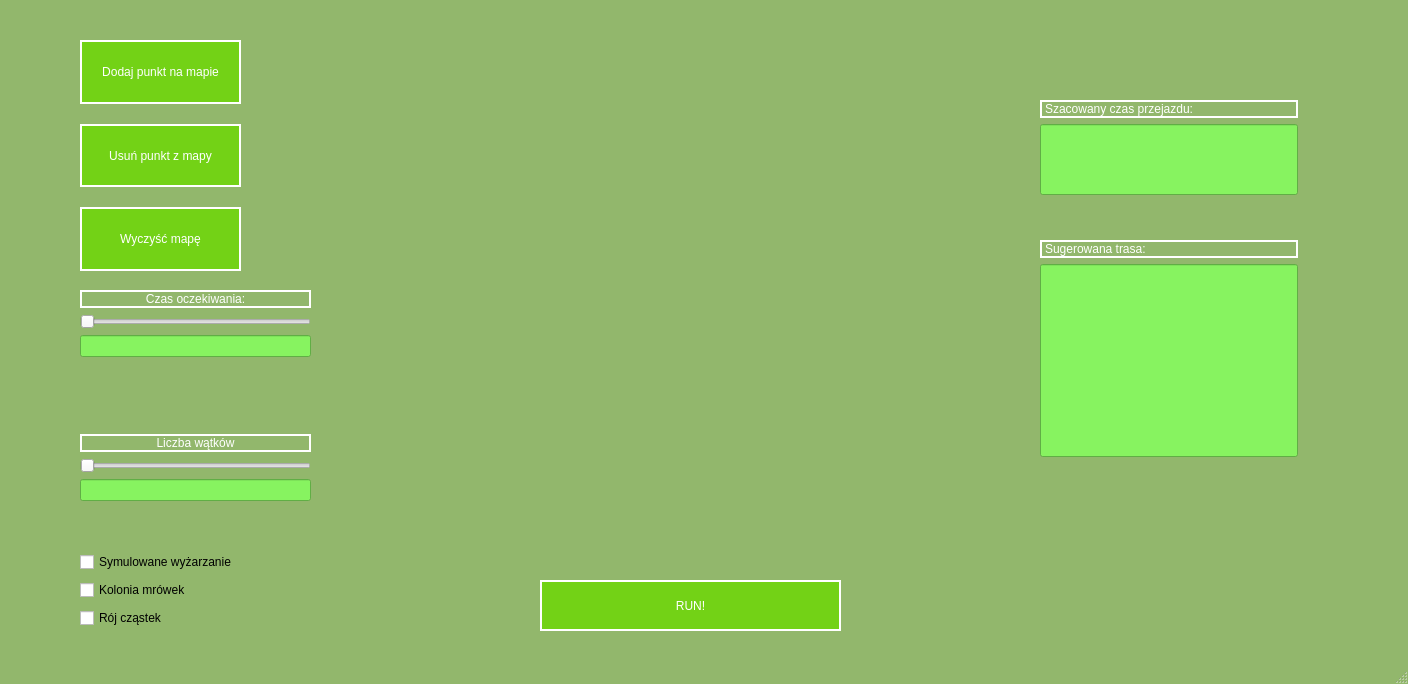
Above: TSP-solver/mainwindow.ui from janwawruszczak1998/TSP-Solver-Computer-Science-Engineering-Thesis before the change. Below: the same form after it.
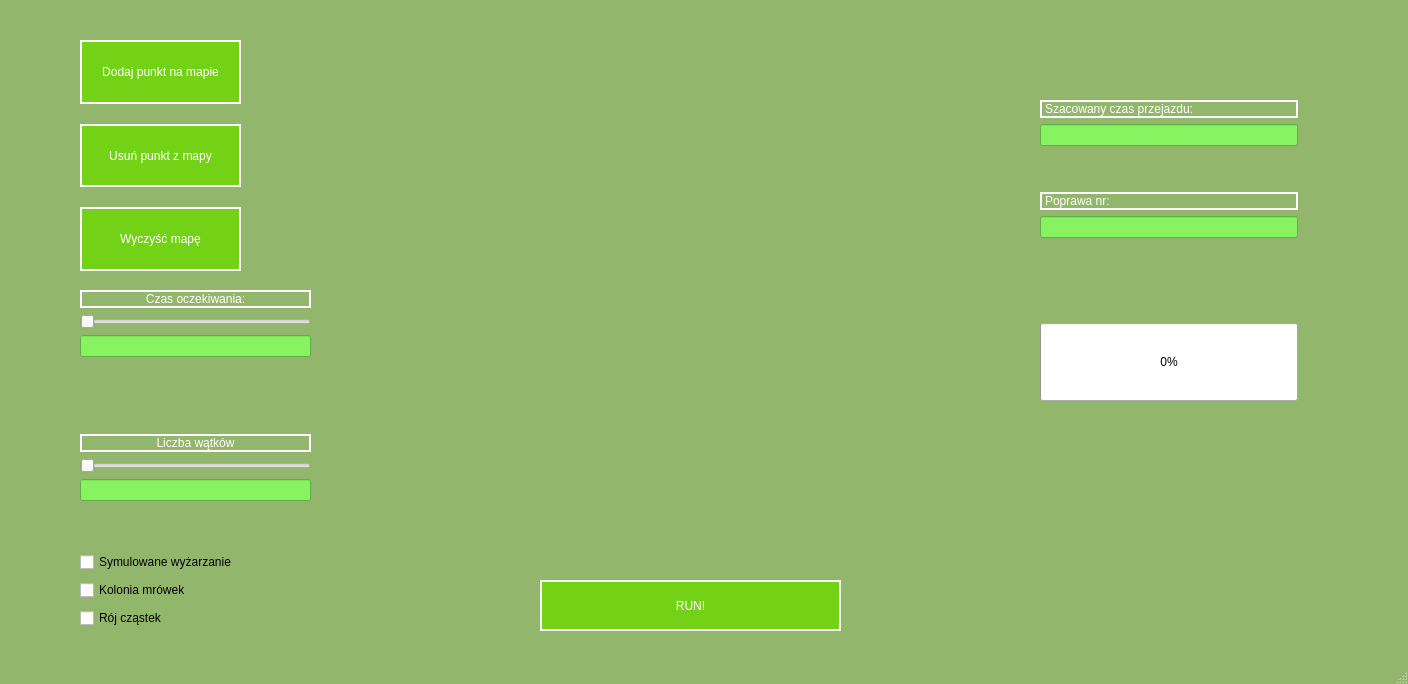
That is the form after the change. Icons and pictures are not drawn.

```diff
--- a/TSP-solver/mainwindow.ui
+++ b/TSP-solver/mainwindow.ui
@@ -287,7 +287,7 @@
       <x>1040</x>
       <y>100</y>
       <width>258</width>
-      <height>95</height>
+      <height>301</height>
      </rect>
     </property>
     <layout class="QVBoxLayout" name="CostLayout">
@@ -309,7 +309,7 @@
      <item>
       <widget class="QLineEdit" name="CostText">
        <property name="sizePolicy">
-        <sizepolicy hsizetype="Expanding" vsizetype="Expanding">
+        <sizepolicy hsizetype="Preferred" vsizetype="Preferred">
          <horstretch>0</horstretch>
          <verstretch>0</verstretch>
         </sizepolicy>
@@ -324,20 +324,24 @@
        </property>
       </widget>
      </item>
-    </layout>
-   </widget>
-   <widget class="QWidget" name="layoutWidget">
-    <property name="geometry">
-     <rect>
-      <x>1040</x>
-      <y>240</y>
-      <width>258</width>
-      <height>217</height>
-     </rect>
-    </property>
-    <layout class="QVBoxLayout" name="RouteLayout">
      <item>
-      <widget class="QLabel" name="RouteLabel">
+      <spacer name="verticalSpacer">
+       <property name="orientation">
+        <enum>Qt::Vertical</enum>
+       </property>
+       <property name="sizeType">
+        <enum>QSizePolicy::Preferred</enum>
+       </property>
+       <property name="sizeHint" stdset="0">
+        <size>
+         <width>20</width>
+         <height>40</height>
+        </size>
+       </property>
+      </spacer>
+     </item>
+     <item>
+      <widget class="QLabel" name="ImprovementsLabel">
        <property name="styleSheet">
         <string notr="true">QLabel{
 	color: white;
@@ -347,14 +351,14 @@
         <enum>QFrame::WinPanel</enum>
        </property>
        <property name="text">
-        <string>Sugerowana trasa:</string>
+        <string>Poprawa nr: </string>
        </property>
       </widget>
      </item>
      <item>
-      <widget class="QLineEdit" name="RouteText">
+      <widget class="QLineEdit" name="ImprovementsText">
        <property name="sizePolicy">
-        <sizepolicy hsizetype="Expanding" vsizetype="Expanding">
+        <sizepolicy hsizetype="Preferred" vsizetype="Preferred">
          <horstretch>0</horstretch>
          <verstretch>0</verstretch>
         </sizepolicy>
@@ -363,6 +367,38 @@
         <string notr="true">QLineEdit{
 	background-color: rgb(135, 243, 96);
 }</string>
+       </property>
+       <property name="alignment">
+        <set>Qt::AlignCenter</set>
+       </property>
+      </widget>
+     </item>
+     <item>
+      <spacer name="verticalSpacer_2">
+       <property name="orientation">
+        <enum>Qt::Vertical</enum>
+       </property>
+       <property name="sizeHint" stdset="0">
+        <size>
+         <width>20</width>
+         <height>40</height>
+        </size>
+       </property>
+      </spacer>
+     </item>
+     <item>
+      <widget class="QProgressBar" name="AlgorithmsProgressBar">
+       <property name="enabled">
+        <bool>true</bool>
+       </property>
+       <property name="sizePolicy">
+        <sizepolicy hsizetype="Expanding" vsizetype="Expanding">
+         <horstretch>0</horstretch>
+         <verstretch>0</verstretch>
+        </sizepolicy>
+       </property>
+       <property name="value">
+        <number>0</number>
        </property>
       </widget>
      </item>
```
Left out of the diff: 3 changed lines with no effect on the pictures.
